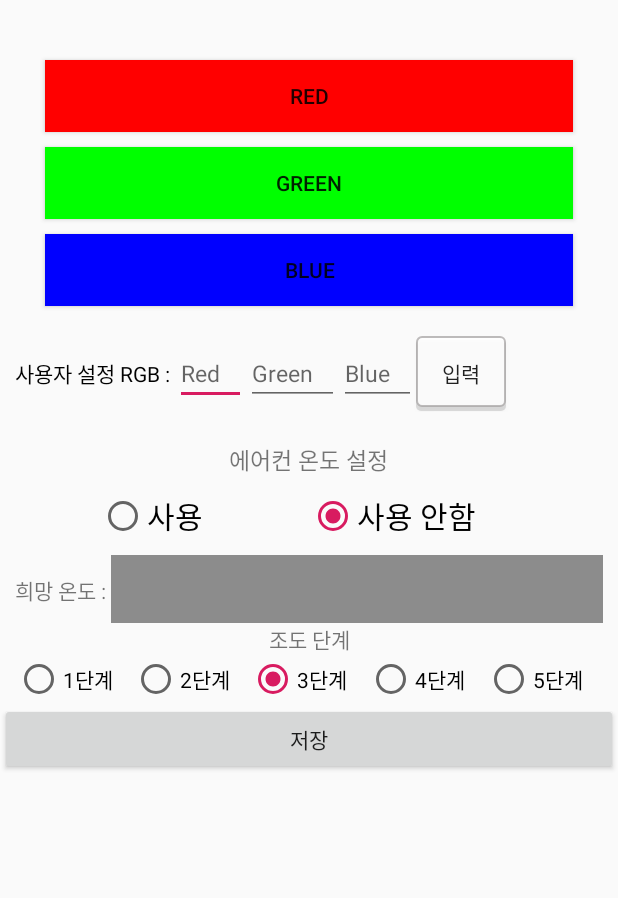
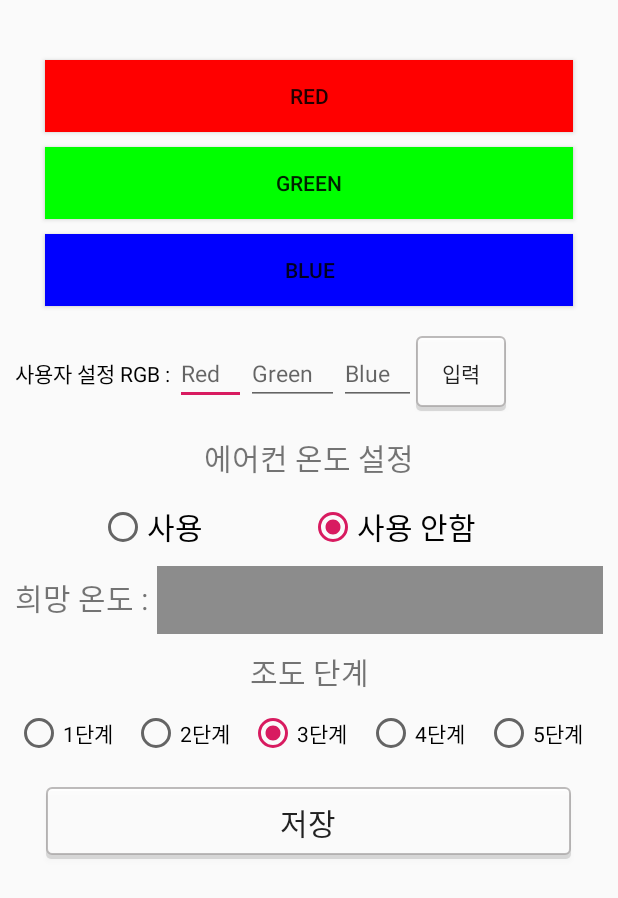
Before and after one commit to kyu9341/UleungCare, an Android app: the SettingActivity screen opened directly, with no data from a screen before it, on a phone screen of 412 x 824 dp. Shown: the top 898 px of the screen. Run offline under Robolectric (Android 15) with nearby library versions, the phone set to English and light mode, and no system bars; our stand-ins replace Volley.

Commit message:
안드로이드 예외처리 기능 구현 및 디자인 추가

```diff
--- a/android/UleungCare/app/src/main/java/com/example/uleungcare/MainActivity.java
+++ b/android/UleungCare/app/src/main/java/com/example/uleungcare/MainActivity.java
@@ -151,7 +151,7 @@ public class MainActivity extends AppCompatActivity {
                 Log.e("cctvURL = "+cctvURL, "cctvURL");
 
 
-                temText.setText("온도 : "+ temperature);
+                temText.setText("실내 온도 : "+ temperature);
 
 
             }catch (Exception e){
--- a/android/UleungCare/app/src/main/res/layout/activity_main.xml
+++ b/android/UleungCare/app/src/main/res/layout/activity_main.xml
@@ -13,6 +13,7 @@
         android:textSize="30dp"
         android:gravity="center"
         android:textColor="#FFFFFF"
+        android:layout_margin="20dp"
         />
 
     <Button
--- a/android/UleungCare/app/src/main/res/layout/activity_setting.xml
+++ b/android/UleungCare/app/src/main/res/layout/activity_setting.xml
@@ -107,7 +107,7 @@
 
     <LinearLayout
         android:layout_marginRight="10dp"
-        android:layout_marginTop="20dp"
+        android:layout_marginTop="10dp"
         android:layout_marginLeft="10dp"
         android:layout_width="match_parent"
         android:layout_height="wrap_content"
@@ -118,7 +118,8 @@
             android:layout_height="wrap_content"
             android:layout_gravity="center"
             android:text="에어컨 온도 설정"
-            android:textSize="15dp" />
+            android:textSize="20dp"
+            android:layout_margin="5dp"/>
 
         <RadioGroup
             android:id="@+id/useGroup"
@@ -154,14 +155,15 @@
                 android:layout_width="wrap_content"
                 android:layout_height="wrap_content"
                 android:text="희망 온도 : "
-
+                android:textSize="20dp"
+                android:layout_weight="0.1"
                 />
 
             <EditText
                 android:id="@+id/hopeTempText"
-                android:layout_width="wrap_content"
+                android:layout_width="200dp"
                 android:layout_height="wrap_content"
-                android:layout_weight="1" />
+                android:layout_weight="5" />
 
 
         </LinearLayout>
@@ -171,7 +173,9 @@
             android:layout_height="wrap_content"
             android:layout_gravity="center"
             android:gravity="center"
-            android:text="조도 단계" />
+            android:text="조도 단계"
+            android:textSize="20dp"
+            android:layout_margin="10dp"/>
 
         <RadioGroup
             android:id="@+id/lightGroup"
@@ -216,11 +220,14 @@
     </LinearLayout>
 
     <Button
-        android:layout_width="match_parent"
+        android:layout_width="350dp"
         android:layout_height="wrap_content"
         android:text="저장"
+        android:textSize="20dp"
         android:id="@+id/saveButton"
-
+        android:background="@drawable/button"
+        android:layout_gravity="center"
+        android:layout_margin="20dp"
         />
 
 
```
